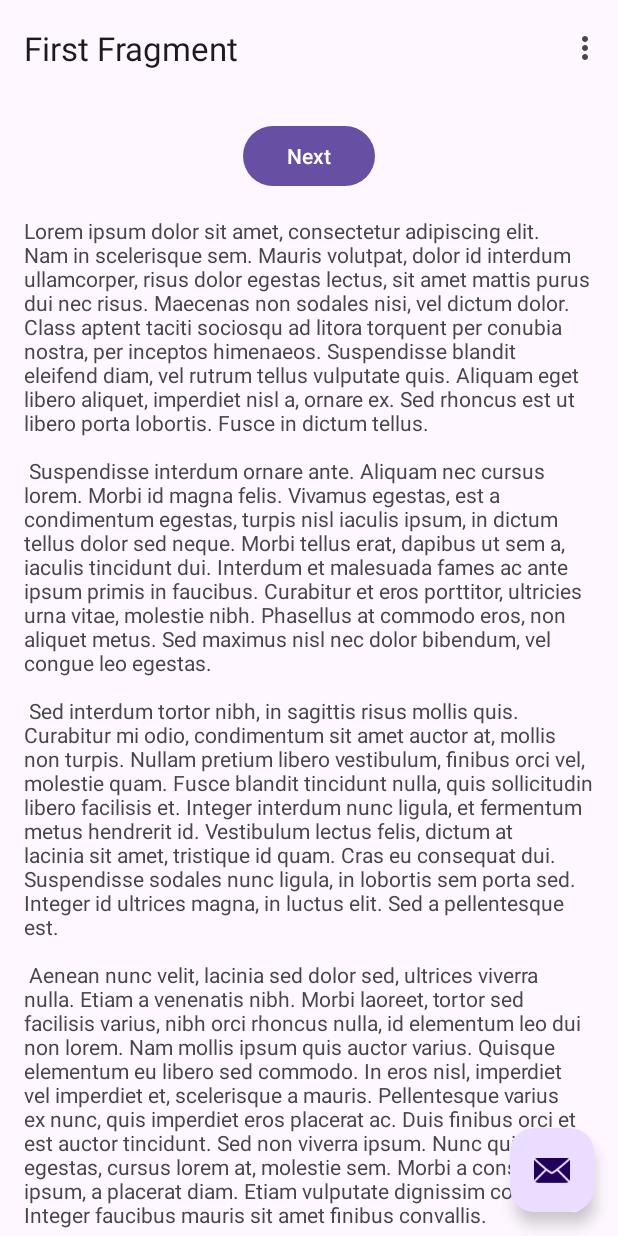
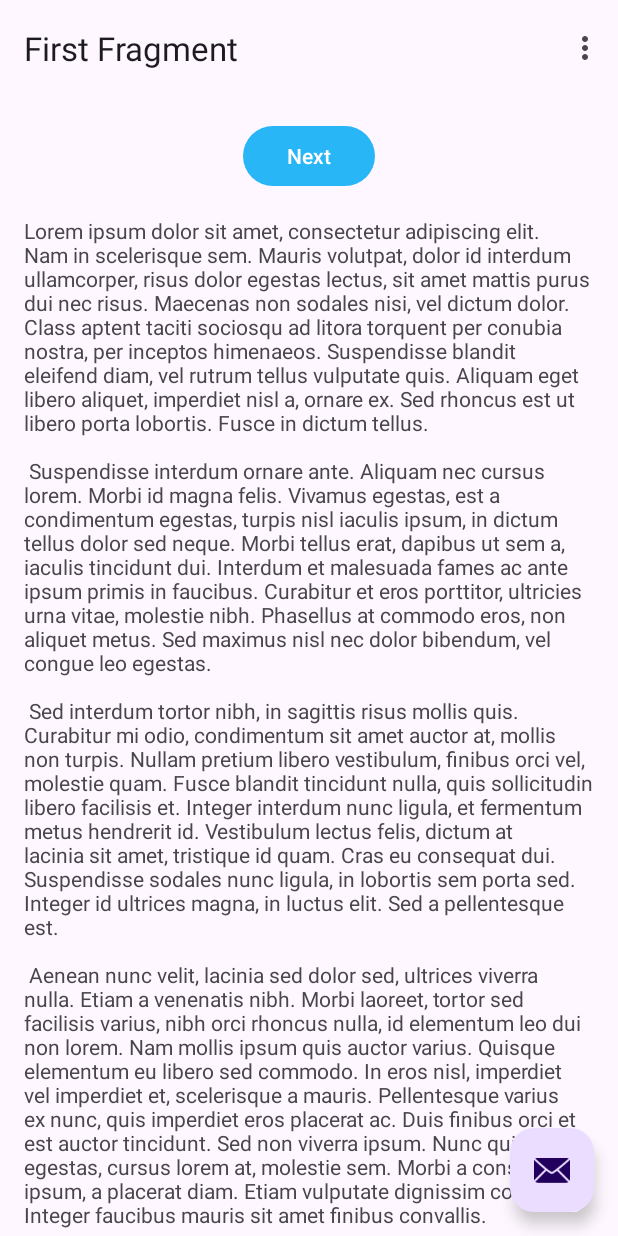
Before and after one commit to tech-warriors-corporation/mechanize-app, an Android app: the screen it shows after launch (MainActivity), on a phone screen of 412 x 824 dp. Run offline under Robolectric (Android 15) with nearby library versions, the phone set to English and light mode, and no system bars; our stand-ins replace navigation-ui.

Commit message:
feat: updated docs and theme

```diff
--- a/app/src/main/res/values/colors.xml
+++ b/app/src/main/res/values/colors.xml
@@ -1,5 +1,5 @@
 <?xml version="1.0" encoding="utf-8"?>
 <resources>
-    <color name="black">#FF000000</color>
-    <color name="white">#FFFFFFFF</color>
+    <color name="black">#141414</color>
+    <color name="white">#FEFEFE</color>
 </resources>
--- a/app/src/main/res/values/themes.xml
+++ b/app/src/main/res/values/themes.xml
@@ -2,7 +2,7 @@
     <!-- Base application theme. -->
     <style name="Base.Theme.Mechanize" parent="Theme.Material3.DayNight.NoActionBar">
         <!-- Customize your light theme here. -->
-        <!-- <item name="colorPrimary">@color/my_light_primary</item> -->
+         <item name="colorPrimary">#29B6F6</item>
     </style>
 
     <style name="Theme.Mechanize" parent="Base.Theme.Mechanize" />
```
Also changed, not shown: 1 other file.
